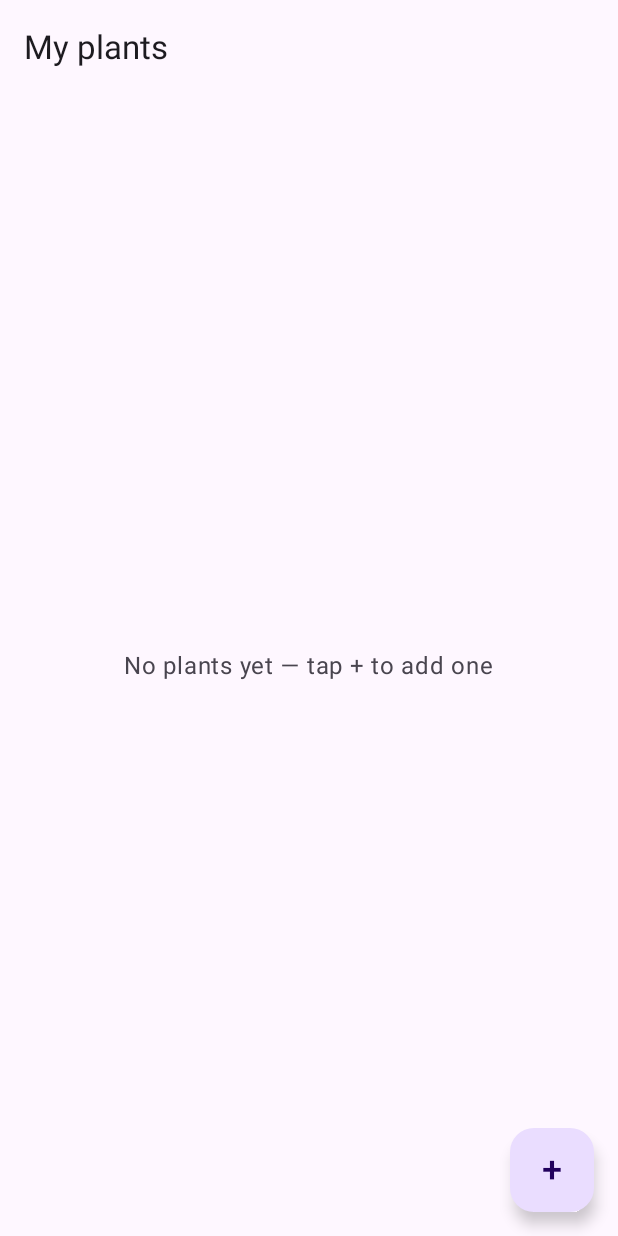
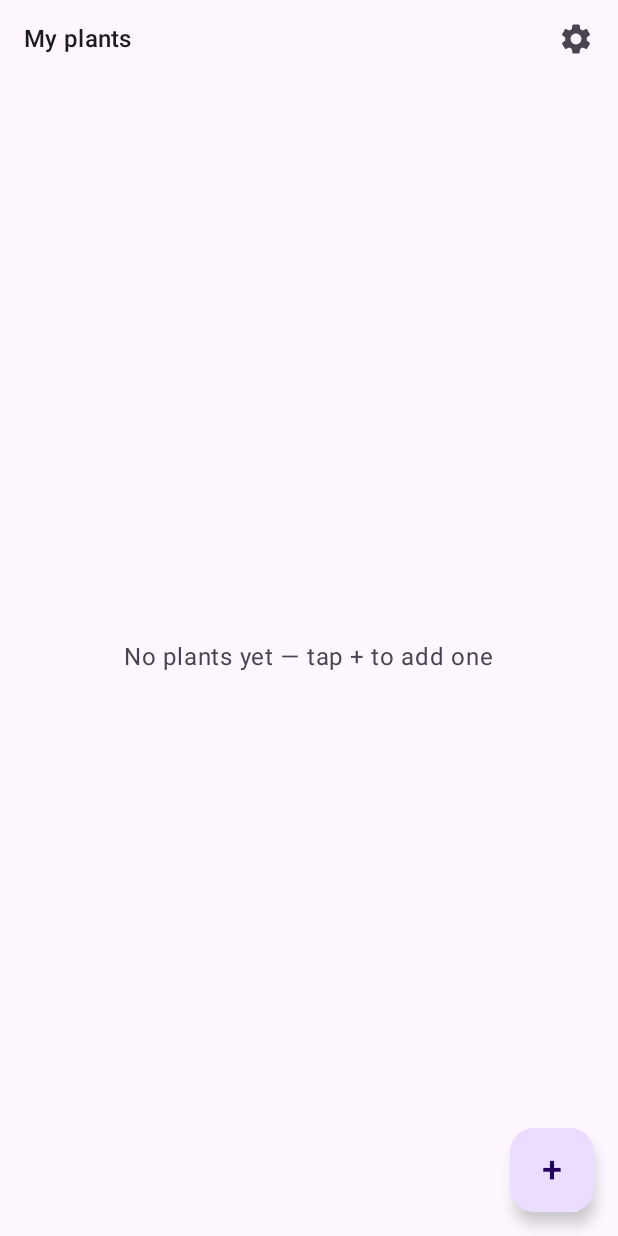
Before and after one commit to MasterMidi/plant-app-kmp, an Android app built with Jetpack Compose: the screen it shows after launch (MainActivity), on a phone screen of 412 x 824 dp. Run offline under Robolectric (Android 15) with nearby library versions, the light colour scheme and no system bars.

Commit message:
feat(theme): add settings theme screen

```diff
--- a/composeApp/src/commonMain/kotlin/org/michael/plantapp/App.kt
+++ b/composeApp/src/commonMain/kotlin/org/michael/plantapp/App.kt
@@ -1,6 +1,8 @@
 package org.michael.plantapp
 
 import androidx.compose.material3.MaterialTheme
+import androidx.compose.material3.darkColorScheme
+import androidx.compose.material3.lightColorScheme
 import androidx.compose.runtime.Composable
 import androidx.compose.runtime.getValue
 import androidx.compose.runtime.mutableStateOf
@@ -13,11 +15,15 @@
 import org.michael.plantapp.ui.KnownPlantSearchScreen
 import org.michael.plantapp.ui.PlantFormScreen
 import org.michael.plantapp.ui.PlantListScreen
+import org.michael.plantapp.ui.SettingsScreen
 import org.michael.plantapp.viewmodel.PlantListViewModel
 
 @Composable
 fun App() {
-    MaterialTheme {
+    var isDarkTheme by remember { mutableStateOf(false) }
+    val colorScheme = if (isDarkTheme) darkColorScheme() else lightColorScheme()
+
+    MaterialTheme(colorScheme = colorScheme) {
         val viewModel = viewModel { PlantListViewModel() }
         var route by remember { mutableStateOf<PlantRoute>(PlantRoute.List) }
 
@@ -26,6 +32,7 @@
                 viewModel = viewModel,
                 onCreatePlant = { route = PlantRoute.Create() },
                 onEditPlant = { plant -> route = PlantRoute.Edit(plant.id) },
+                onOpenSettings = { route = PlantRoute.Settings },
             )
 
             is PlantRoute.Create -> PlantFormScreen(
@@ -58,6 +65,7 @@
                         viewModel = viewModel,
                         onCreatePlant = { route = PlantRoute.Create() },
                         onEditPlant = { selectedPlant -> route = PlantRoute.Edit(selectedPlant.id) },
+                        onOpenSettings = { route = PlantRoute.Settings },
                     )
                 } else {
                     val draft = currentRoute.draft ?: plant.toDraft()
@@ -103,12 +111,19 @@
                     route = currentRoute.returnTo.toRoute()
                 },
             )
+
+            PlantRoute.Settings -> SettingsScreen(
+                isDarkTheme = isDarkTheme,
+                onThemeChange = { isDarkTheme = it },
+                onBack = { route = PlantRoute.List },
+            )
         }
     }
 }
 
 private sealed interface PlantRoute {
     data object List : PlantRoute
+    data object Settings : PlantRoute
     data class Create(val draft: PlantDraft = PlantDraft()) : PlantRoute
     data class Edit(val plantId: Long, val draft: PlantDraft? = null) : PlantRoute
     data class SelectKnownPlant(val returnTo: PlantFormRoute) : PlantRoute
--- a/composeApp/src/commonMain/kotlin/org/michael/plantapp/ui/PlantListScreen.kt
+++ b/composeApp/src/commonMain/kotlin/org/michael/plantapp/ui/PlantListScreen.kt
@@ -20,6 +20,7 @@ import androidx.compose.foundation.lazy.LazyColumn
 import androidx.compose.foundation.lazy.items
 import androidx.compose.foundation.shape.RoundedCornerShape
 import androidx.compose.material.icons.Icons
+import androidx.compose.material.icons.filled.Settings
 import androidx.compose.material.icons.filled.WaterDrop
 import androidx.compose.material3.AlertDialog
 import androidx.compose.material3.Card
@@ -29,6 +30,7 @@ import androidx.compose.material3.DropdownMenuItem
 import androidx.compose.material3.ExperimentalMaterial3Api
 import androidx.compose.material3.FloatingActionButton
 import androidx.compose.material3.Icon
+import androidx.compose.material3.IconButton
 import androidx.compose.material3.MaterialTheme
 import androidx.compose.material3.Scaffold
 import androidx.compose.material3.Text
@@ -45,6 +47,7 @@ import androidx.compose.ui.Modifier
 import androidx.compose.ui.draw.clip
 import androidx.compose.ui.graphics.Color
 import androidx.compose.ui.platform.LocalDensity
+import androidx.compose.ui.text.style.TextOverflow
 import androidx.compose.ui.unit.IntOffset
 import androidx.compose.ui.unit.dp
 import androidx.compose.ui.unit.sp
@@ -60,6 +63,7 @@ fun PlantListScreen(
     viewModel: PlantListViewModel,
     onCreatePlant: () -> Unit,
     onEditPlant: (Plant) -> Unit,
+    onOpenSettings: () -> Unit,
 ) {
     var deletingPlant by remember { mutableStateOf<Plant?>(null) }
     var detailItem by remember { mutableStateOf<PlantListItem?>(null) }
@@ -72,7 +76,27 @@ fun PlantListScreen(
     }
 
     Scaffold(
-        topBar = { TopAppBar(title = { Text("My plants") }) },
+        topBar = {
+            TopAppBar(
+                title = {
+                    Text(
+                        text = "My plants",
+                        style = MaterialTheme.typography.titleMedium,
+                        maxLines = 1,
+                        overflow = TextOverflow.Ellipsis,
+                    )
+                },
+                actions = {
+                    IconButton(onClick = onOpenSettings) {
+                        Icon(
+                            imageVector = Icons.Filled.Settings,
+                            contentDescription = "Open settings",
+                        )
+                    }
+                },
+                expandedHeight = 52.dp,
+            )
+        },
         floatingActionButton = {
             FloatingActionButton(onClick = onCreatePlant) {
                 Text("+", fontSize = 24.sp)
```
Also changed, not shown: composeApp/src/commonMain/kotlin/org/michael/plantapp/ui/KnownPlantSearchScreen.kt (+21 -4 lines), composeApp/src/commonMain/kotlin/org/michael/plantapp/ui/PlantFormScreen.kt (+18 -3 lines), composeApp/src/commonMain/kotlin/org/michael/plantapp/ui/SettingsScreen.kt (added, +105 -0 lines).
